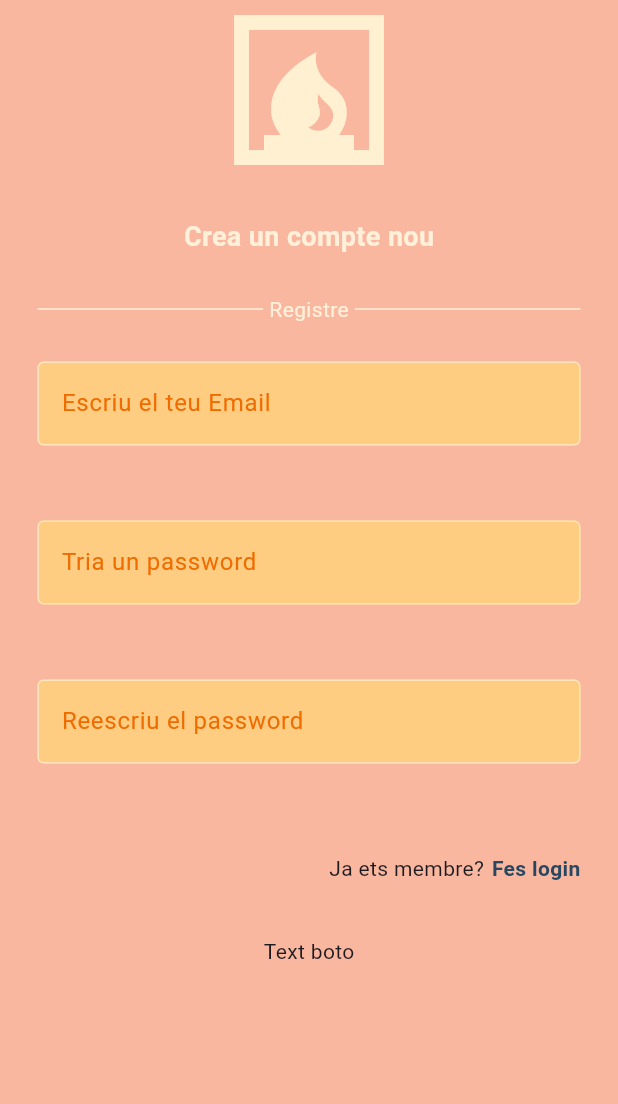
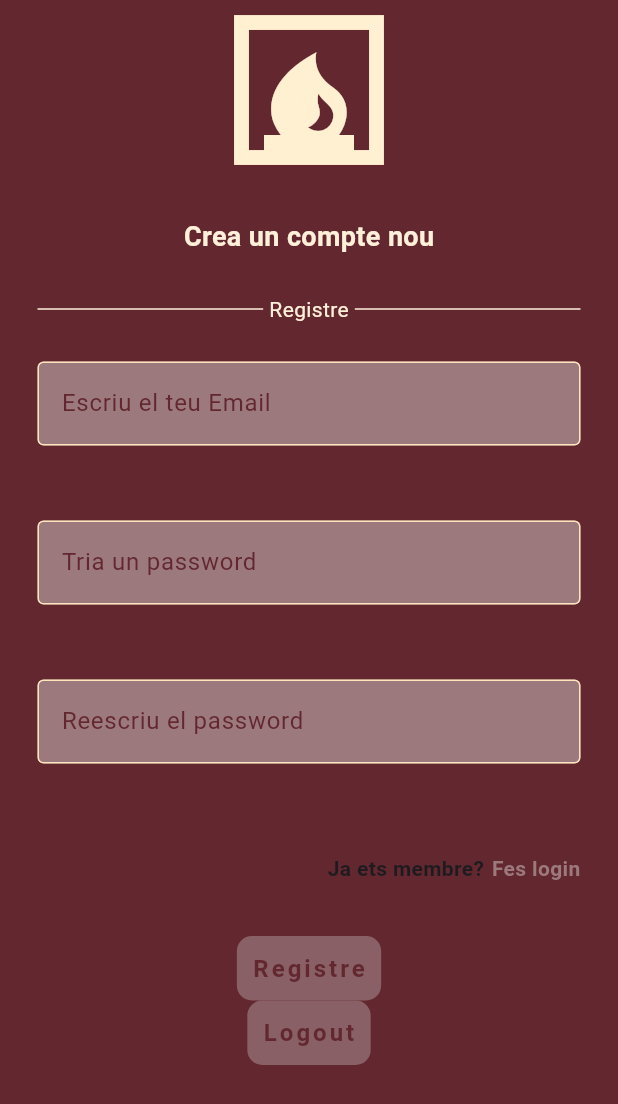
Before and after one commit to laia-Barba/ej_firebase, a Flutter app: the screen it shows after launch, on a phone screen of 412 x 824 dp. Shown: the top 1104 px of the screen. Run offline on Flutter 3.47's test engine with Material 3 defaults, Android fonts, the phone set to English and light mode, and no system bars.

Commit message:
Pagina registre FrontEnd
boto per el registre

```diff
--- a/lib/Components/Boto_auth.dart
+++ b/lib/Components/Boto_auth.dart
@@ -1,12 +1,32 @@
 import 'package:flutter/material.dart';
 
 class BotoAuth extends StatelessWidget {
-  const BotoAuth({super.key});
+  final String text;
+  final Function() onTap;
+  const BotoAuth({super.key, required this.text, required this.onTap});
 
   @override
   Widget build(BuildContext context) {
-    return Container(
-      child: Text("Text boto"),
+    return GestureDetector(
+      onTap: onTap,
+      child: Container(
+        decoration: BoxDecoration(
+          borderRadius: BorderRadius.circular(10),
+          color: Color.fromARGB(255, 136, 96, 101)
+        ),
+        child: Padding(
+          padding: const EdgeInsets.all(10),
+          child: Text(
+            text,
+            style: TextStyle(
+              color: Color.fromARGB(255, 99, 39, 47),
+              fontWeight: FontWeight.bold,
+              fontSize: 16,
+              letterSpacing: 2
+            ),
+          ),
+        ),
+      ),
     );
   }
 }
--- a/lib/Components/TextField_aut.dart
+++ b/lib/Components/TextField_aut.dart
@@ -16,14 +16,14 @@ class TextfieldAut extends StatelessWidget {
     return Padding(
       padding: const EdgeInsets.all(25.0),
       child: TextField(
-        cursorColor: Color.fromARGB(255, 222, 100, 0),
-        style: TextStyle(color: Color.fromARGB(255, 154, 69, 0)),
+        cursorColor: Color.fromARGB(255, 99, 39, 47),
+        style: TextStyle(color: Color.fromARGB(255, 83, 32, 39)),
         controller: controller,
         obscureText: obscureText,
         decoration: InputDecoration(
           hintText: hintText,
           hintStyle: TextStyle(
-            color: Colors.orange[800]
+            color: Color.fromARGB(255, 99, 39, 47)
           ),
           enabledBorder: const OutlineInputBorder(
             borderSide: BorderSide(
@@ -35,7 +35,7 @@ class TextfieldAut extends StatelessWidget {
               color: Colors.white
             )
           ),
-          fillColor: Color.fromARGB(255, 255, 205, 130),
+          fillColor: Color.fromARGB(255, 156, 121, 125),
           filled: true,
         ),
       ),
--- a/lib/Pagines/Pagina_registre.dart
+++ b/lib/Pagines/Pagina_registre.dart
@@ -4,6 +4,11 @@ import 'package:flutter/material.dart';
 
 class PaginaRegistre extends StatelessWidget {
   const PaginaRegistre({super.key});
+
+
+  void ferRegistre(){
+
+  }
 
   @override
   Widget build(BuildContext context) {
@@ -12,7 +17,7 @@ class PaginaRegistre extends StatelessWidget {
     final TextEditingController tecConfPass = TextEditingController();
 
     return Scaffold(
-      backgroundColor: const Color.fromARGB(255, 250, 183, 159),
+      backgroundColor: const Color.fromARGB(255, 99, 39, 47),
       body: SafeArea(
         child: SingleChildScrollView(
           child: Center(
@@ -98,14 +103,14 @@ class PaginaRegistre extends StatelessWidget {
                   child: Row(
                     mainAxisAlignment: MainAxisAlignment.end,
                     children: [
-                      Text("Ja ets membre?"),
+                      Text("Ja ets membre?", style: TextStyle(fontWeight: FontWeight.bold),),
                       SizedBox(width: 5,),
                       GestureDetector(
                         child: Text(
                           "Fes login",
                           style: TextStyle(
                             fontWeight: FontWeight.bold,
-                            color: Color.fromARGB(255, 40, 71, 97)
+                            color: Color.fromARGB(255, 156, 121, 125)
                           ),
                         ),
                       )
@@ -116,7 +121,15 @@ class PaginaRegistre extends StatelessWidget {
                 SizedBox(height: 10,),
 
                 //Boto registre
-                BotoAuth(),
+                BotoAuth(
+                  text: "Registre",
+                  onTap: ferRegistre
+                ),
+                //Boto registre
+                BotoAuth(
+                  text: "Logout",
+                  onTap: (){}
+                ),
               ],
             ),
           ),
```
